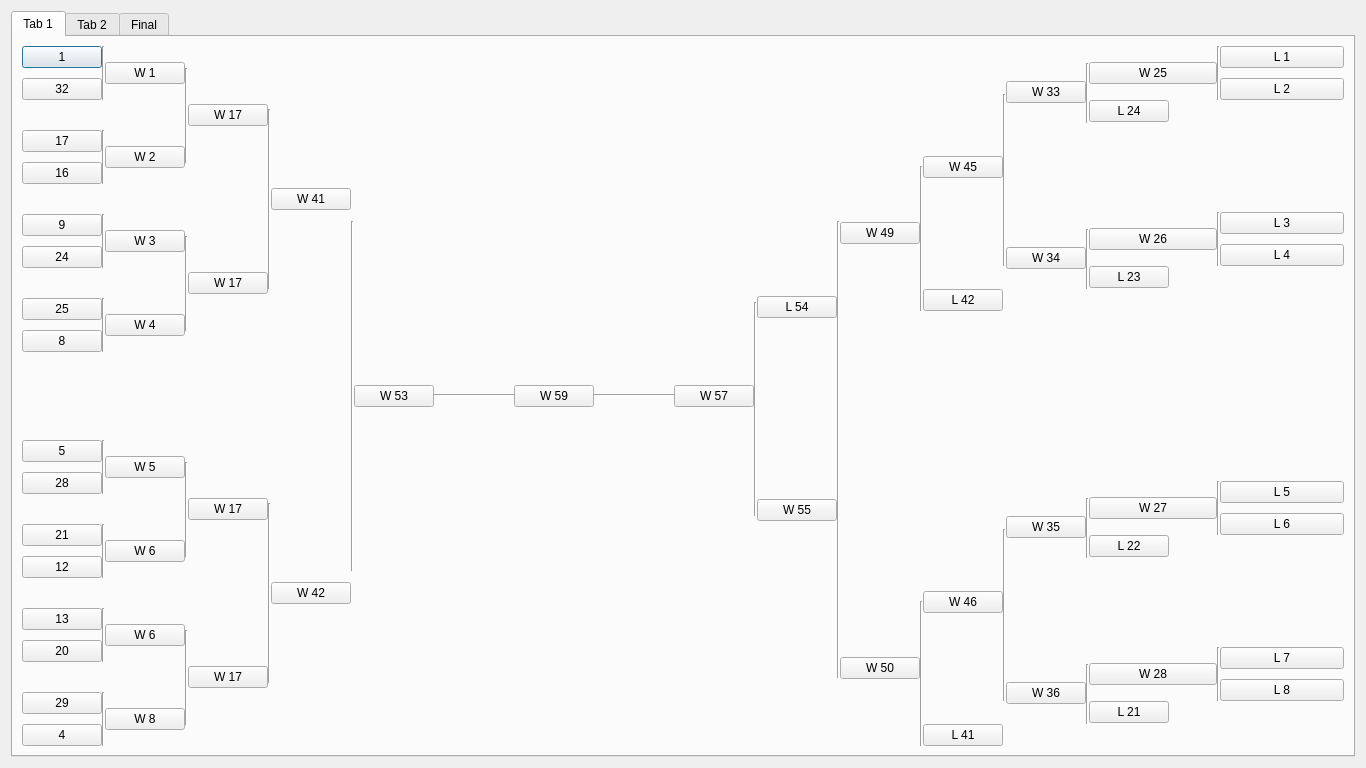
Qt form BVB_Manager/draw32.ui (Sautenko-Andrey/BVB_Manager) before a commit.
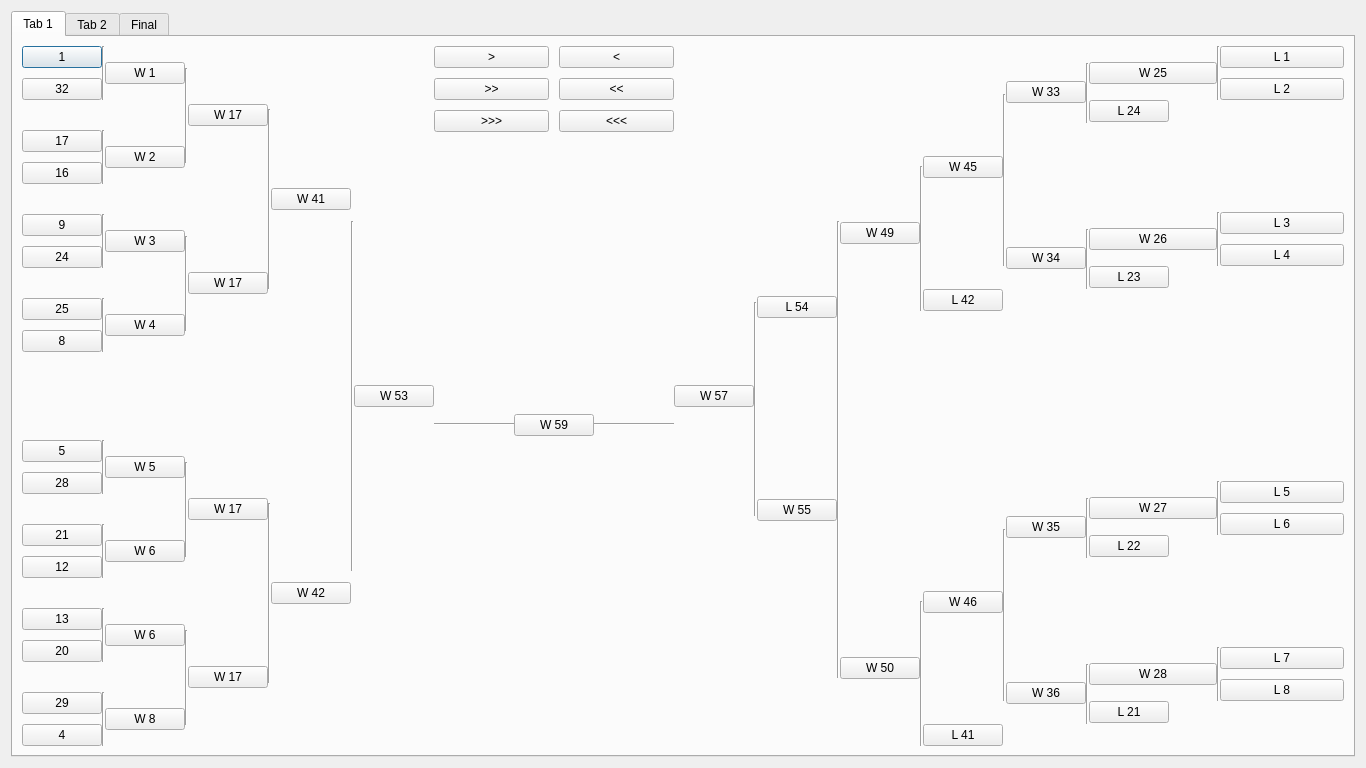
The same form after that commit.

Commit message: going on with building 24 / 32 draw schemas

```diff
--- a/BVB_Manager/draw32.ui
+++ b/BVB_Manager/draw32.ui
@@ -23,9 +23,9 @@
       <attribute name="title">
        <string>Tab 1</string>
       </attribute>
-      <layout class="QHBoxLayout" name="horizontalLayout_100">
+      <layout class="QVBoxLayout" name="verticalLayout_71">
        <item>
-        <layout class="QHBoxLayout" name="horizontalLayout_99">
+        <layout class="QHBoxLayout" name="horizontalLayout_73">
          <property name="spacing">
           <number>0</number>
          </property>
@@ -1272,42 +1272,140 @@
           </layout>
          </item>
          <item>
-          <layout class="QHBoxLayout" name="horizontalLayout_98">
-           <property name="spacing">
-            <number>0</number>
-           </property>
+          <layout class="QVBoxLayout" name="verticalLayout_70">
            <item>
-            <widget class="Line" name="line_43">
-             <property name="minimumSize">
-              <size>
-               <width>80</width>
-               <height>0</height>
-              </size>
-             </property>
-             <property name="orientation">
-              <enum>Qt::Horizontal</enum>
-             </property>
-            </widget>
+            <layout class="QVBoxLayout" name="verticalLayout_69">
+             <item>
+              <layout class="QHBoxLayout" name="horizontalLayout_72">
+               <property name="spacing">
+                <number>10</number>
+               </property>
+               <item>
+                <layout class="QVBoxLayout" name="verticalLayout_66">
+                 <item>
+                  <widget class="QPushButton" name="forward_left_1">
+                   <property name="text">
+                    <string>&gt;</string>
+                   </property>
+                  </widget>
+                 </item>
+                 <item>
+                  <widget class="QPushButton" name="forward_left_2">
+                   <property name="text">
+                    <string>&gt;&gt;</string>
+                   </property>
+                  </widget>
+                 </item>
+                 <item>
+                  <widget class="QPushButton" name="forward_left_3">
+                   <property name="text">
+                    <string>&gt;&gt;&gt;</string>
+                   </property>
+                  </widget>
+                 </item>
+                </layout>
+               </item>
+               <item>
+                <layout class="QVBoxLayout" name="verticalLayout_67">
+                 <item>
+                  <widget class="QPushButton" name="forward_right_1">
+                   <property name="text">
+                    <string>&lt;</string>
+                   </property>
+                  </widget>
+                 </item>
+                 <item>
+                  <widget class="QPushButton" name="forward_right_2">
+                   <property name="text">
+                    <string>&lt;&lt;</string>
+                   </property>
+                  </widget>
+                 </item>
+                 <item>
+                  <widget class="QPushButton" name="forward_right_3">
+                   <property name="text">
+                    <string>&lt;&lt;&lt;</string>
+                   </property>
+                  </widget>
+                 </item>
+                </layout>
+               </item>
+              </layout>
+             </item>
+             <item>
+              <spacer name="verticalSpacer_69">
+               <property name="orientation">
+                <enum>Qt::Vertical</enum>
+               </property>
+               <property name="sizeHint" stdset="0">
+                <size>
+                 <width>20</width>
+                 <height>40</height>
+                </size>
+               </property>
+              </spacer>
+             </item>
+            </layout>
            </item>
            <item>
-            <widget class="QPushButton" name="pushButton_88">
-             <property name="text">
-              <string>W 59</string>
-             </property>
-            </widget>
-           </item>
-           <item>
-            <widget class="Line" name="line_44">
-             <property name="minimumSize">
-              <size>
-               <width>80</width>
-               <height>0</height>
-              </size>
-             </property>
-             <property name="orientation">
-              <enum>Qt::Horizontal</enum>
-             </property>
-            </widget>
+            <layout class="QVBoxLayout" name="verticalLayout_68">
+             <item>
+              <layout class="QHBoxLayout" name="horizontalLayout_71">
+               <property name="spacing">
+                <number>0</number>
+               </property>
+               <item>
+                <widget class="Line" name="line_43">
+                 <property name="minimumSize">
+                  <size>
+                   <width>80</width>
+                   <height>0</height>
+                  </size>
+                 </property>
+                 <property name="orientation">
+                  <enum>Qt::Horizontal</enum>
+                 </property>
+                </widget>
+               </item>
+               <item>
+                <widget class="QPushButton" name="W59_btn">
+                 <property name="text">
+                  <string>W 59</string>
+                 </property>
+                </widget>
+               </item>
+               <item>
+                <widget class="Line" name="line_44">
+                 <property name="minimumSize">
+                  <size>
+                   <width>80</width>
+                   <height>0</height>
+                  </size>
+                 </property>
+                 <property name="orientation">
+                  <enum>Qt::Horizontal</enum>
+                 </property>
+                </widget>
+               </item>
+              </layout>
+             </item>
+             <item>
+              <spacer name="verticalSpacer_70">
+               <property name="orientation">
+                <enum>Qt::Vertical</enum>
+               </property>
+               <property name="sizeType">
+                <enum>QSizePolicy::Fixed</enum>
+               </property>
+               <property name="sizeHint" stdset="0">
+                <size>
+                 <width>20</width>
+                 <height>310</height>
+                </size>
+               </property>
+              </spacer>
+             </item>
+            </layout>
            </item>
           </layout>
          </item>
```
Left out of the diff: 254 changed lines with no effect on the pictures. The commit also changes 7 other files.
